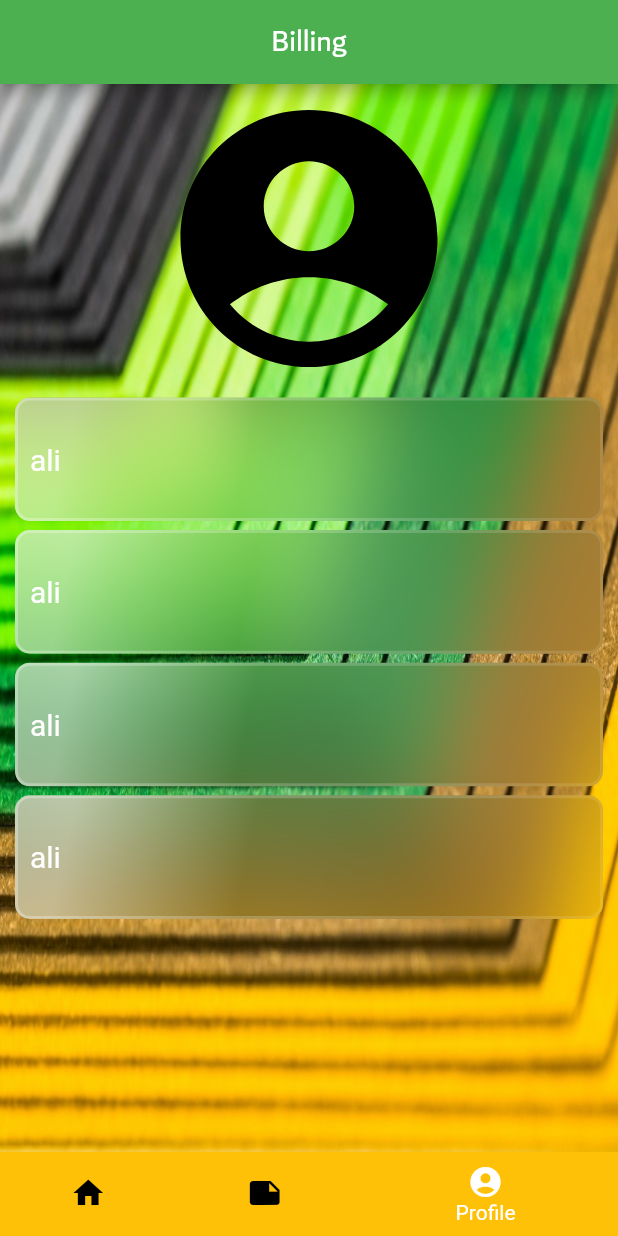
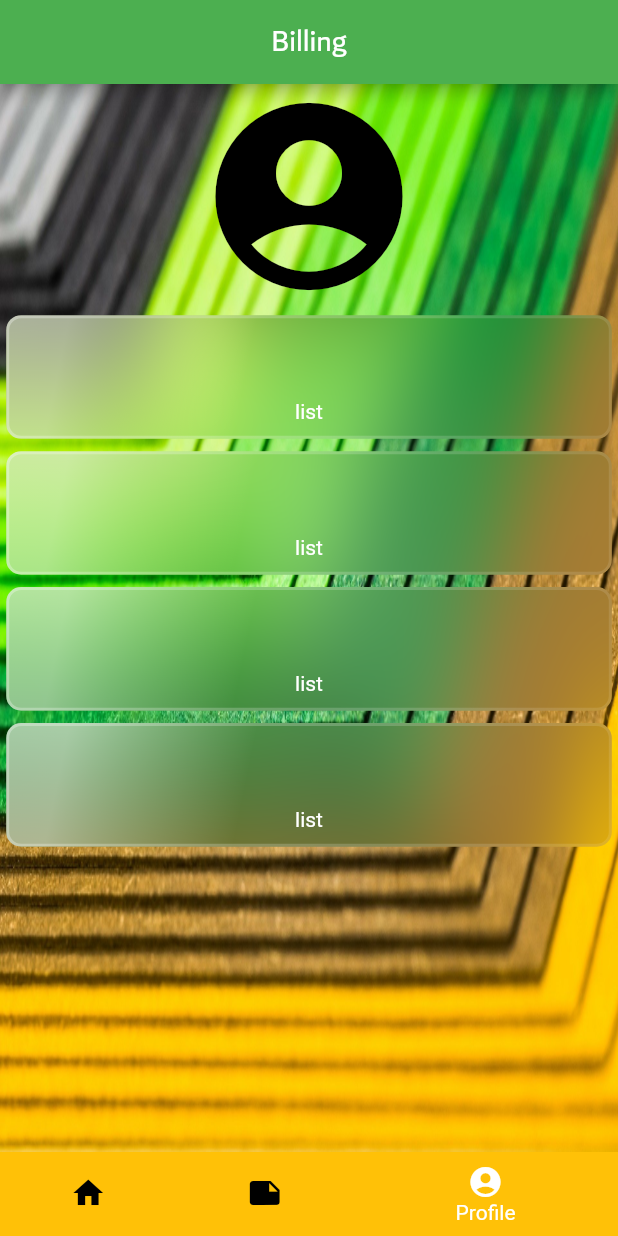
Before and after one commit to abbasyazdanmehr/billing-app-flutter, a Flutter app: the screen it shows after launch, item 3 of the bottom bar chosen, on a phone screen of 412 x 824 dp. Run offline on Flutter 3.47's test engine with Material 2 defaults, Android fonts, the phone set to English and light mode, and no system bars; drawn by our look-alikes of glassmorphism.

Commit message:
making responsive simpleBlock.

```diff
--- a/lib/constants.dart
+++ b/lib/constants.dart
@@ -8,11 +8,14 @@ class Constants {
   static const Color darkColor = Colors.black;
   static const Color lightColor = Colors.amber;
 
-  static Widget simpleBlock(height, width, String myText) {
-    return Container(
-      width: width,
-      height: height,
-      margin: EdgeInsets.fromLTRB(10, 3, 10, 3),
+  static Widget responsiveGlassBlock(
+      {BuildContext context, heightRatio, widthRatio, Widget content}) {
+    final Size size = MediaQuery.of(context).size;
+    return Padding(
+      padding: EdgeInsets.all(0.01 * size.width),
+      child: Container(
+        width: size.width * widthRatio,
+        height: size.height * heightRatio,
         child: GlassmorphicContainer(
           width: double.infinity,
           height: double.infinity,
@@ -40,16 +43,9 @@ class Constants {
               Color((0xFFFFFFFF)).withOpacity(0.1),
             ],
           ),
-        child: Container(
+          child: Padding(
             padding: EdgeInsets.all(10),
-          child: Align(
-            alignment: Alignment.centerLeft,
-            child: Text(
-              myText,
-              style: TextStyle(
-                fontSize: 20,
-              ),
-            ),
+            child: content,
           ),
         ),
       ),
--- a/lib/views/profile_view.dart
+++ b/lib/views/profile_view.dart
@@ -5,18 +5,21 @@ import 'package:flutter/material.dart';
 class ProfileView extends StatelessWidget {
   @override
   Widget build(BuildContext context) {
-    Size size = MediaQuery.of(context).size;
-
     return Column(
       crossAxisAlignment: CrossAxisAlignment.center,
       children: [
         Icon(
           Icons.account_circle,
           color: Colors.black,
-          size: size.height * 0.25,
+          size: 150,
         ),
         for (var i = 0; i < 4; i++)
-          Constants.simpleBlock(size.height * 0.1, size.height, 'ali'),
+          Constants.responsiveGlassBlock(
+            context: context,
+            widthRatio: 1,
+            heightRatio: 0.1,
+            content: Text('list'),
+          ),
       ],
     );
   }
```
Also changed, not shown: lib/views/home_view.dart (+70 -2 lines). Lines whose indentation alone changed are shown as unchanged.
